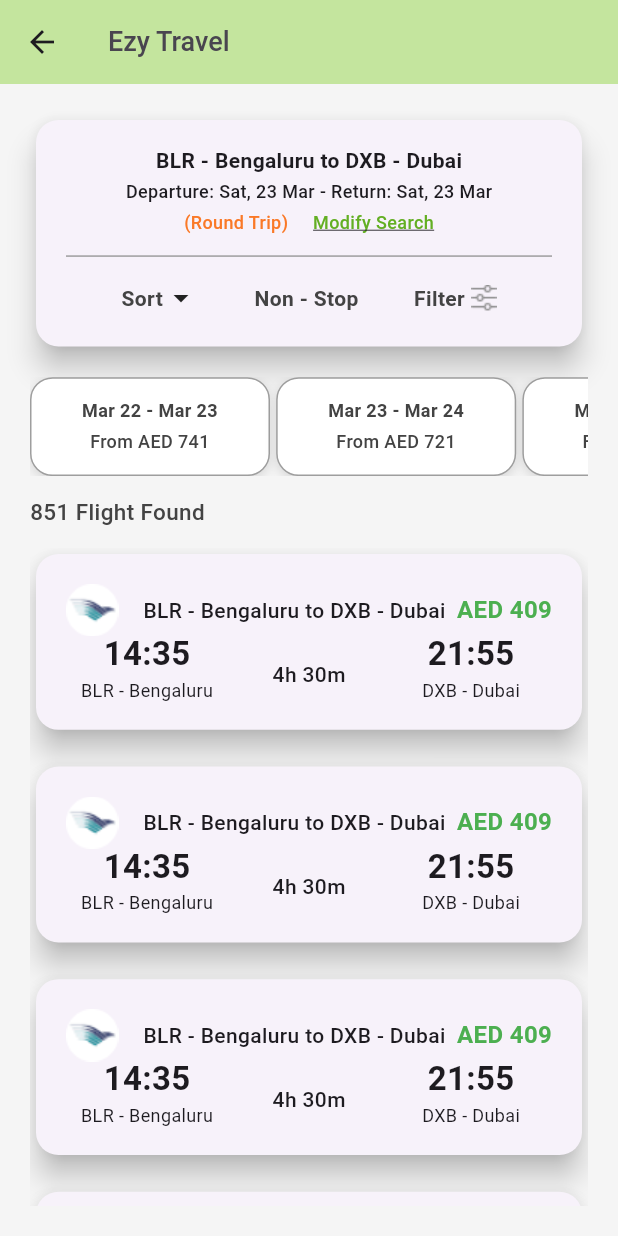
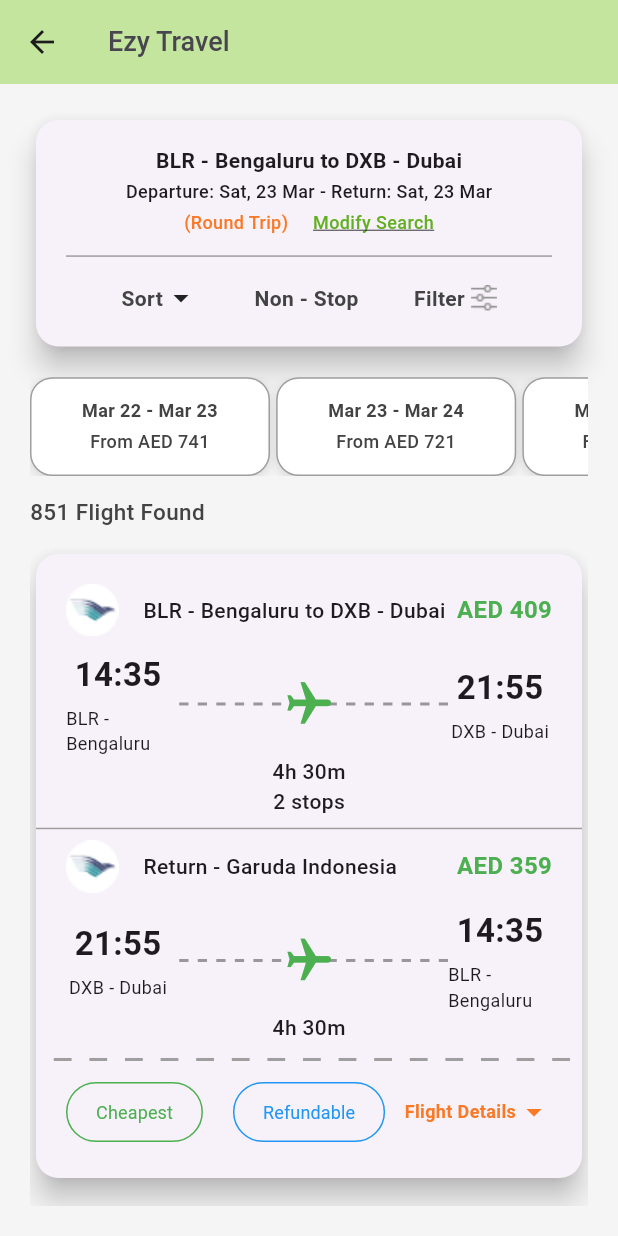
Before and after one commit to joesaniya/flight-book_app, a Flutter app: the TicketView screen opened by its route, on a phone screen of 412 x 824 dp. Run offline on Flutter 3.47's test engine with Material 3 defaults, Android fonts, the phone set to English and light mode, and no system bars; our stand-ins replace get, google_fonts; Roboto replaces fonts that are missing (Metrophobic).

Commit message:
last page completed

```diff
--- /dev/null
+++ b/lib/view/widgets/custom_outlined_button.dart
@@ -0,0 +1,39 @@
+import 'package:flutter/material.dart';
+import 'package:google_fonts/google_fonts.dart';
+
+class CustomOutlinedButton extends StatelessWidget {
+  final String label;
+  final Color borderColor;
+  final Color textColor;
+  final VoidCallback onPressed;
+
+  const CustomOutlinedButton({
+    Key? key,
+    required this.label,
+    required this.borderColor,
+    required this.textColor,
+    required this.onPressed,
+  }) : super(key: key);
+
+  @override
+  Widget build(BuildContext context) {
+    return OutlinedButton(
+      style: OutlinedButton.styleFrom(
+        side: BorderSide(color: borderColor, width: 1),
+        shape: RoundedRectangleBorder(
+          borderRadius: BorderRadius.circular(20),
+        ),
+        padding: const EdgeInsets.symmetric(horizontal: 20, vertical: 10),
+      ),
+      onPressed: onPressed,
+      child: Text(
+        label,
+        style: GoogleFonts.metrophobic(
+          color: textColor,
+          fontSize: 12,
+          fontWeight: FontWeight.w400,
+        ),
+      ),
+    );
+  }
+}
--- a/lib/view/widgets/tickets_widgets.dart
+++ b/lib/view/widgets/tickets_widgets.dart
@@ -1,13 +1,25 @@
 import 'package:flight_booking_app/controller/ticket_controller.dart';
+import 'package:flight_booking_app/utils/app_colors.dart';
+import 'package:flight_booking_app/view/widgets/custom_outlined_button.dart';
 import 'package:flutter/material.dart';
 import 'package:get/get.dart';
 import 'package:google_fonts/google_fonts.dart';
-import 'package:flutter_dash/flutter_dash.dart';
 
 class TicketsWidgets extends StatelessWidget {
   final TicketController controller;
 
   const TicketsWidgets({super.key, required this.controller});
+
+  Widget customDottedLine(Color color) => Row(
+        children: List.generate(
+            300 ~/ 10,
+            (index) => Expanded(
+                  child: Container(
+                    color: index % 2 == 0 ? Colors.transparent : color,
+                    height: 2,
+                  ),
+                )),
+      );
 
   @override
   Widget build(BuildContext context) {
@@ -23,25 +35,21 @@ class TicketsWidgets extends StatelessWidget {
               child: Container(
                 width: MediaQuery.of(context).size.width,
                 alignment: Alignment.center,
-                    padding: EdgeInsets.symmetric(horizontal: 20, vertical: 20),
+                padding: const EdgeInsets.symmetric(vertical: 20),
                 child: Column(
                   children: [
-                        //onward
+                    // Onward details
                     Container(
+                      margin: const EdgeInsets.symmetric(horizontal: 20),
                       child: Column(
                         children: [
-                              Container(
-                                child: Row(
+                          Row(
                             children: [
-                                    Container(
-                                      child: Row(
+                              Row(
                                 children: [
-                                          Image.asset(
-                                              'assets/images/onward.png'),
+                                  Image.asset('assets/images/onward.png'),
                                   SizedBox(
-                                            width: MediaQuery.of(context)
-                                                    .size
-                                                    .width *
+                                    width: MediaQuery.of(context).size.width *
                                         0.04,
                                   ),
                                   Text(
@@ -50,14 +58,11 @@ class TicketsWidgets extends StatelessWidget {
                                       fontSize: 14,
                                       fontWeight: FontWeight.w500,
                                       height: 1,
-                                              decorationStyle:
-                                                  TextDecorationStyle.solid,
                                     ),
                                   ),
                                 ],
                               ),
-                                    ),
-                                    Spacer(),
+                              const Spacer(),
                               Text(
                                 'AED 409',
                                 style: GoogleFonts.metrophobic(
@@ -65,136 +70,282 @@ class TicketsWidgets extends StatelessWidget {
                                   fontSize: 16,
                                   fontWeight: FontWeight.w700,
                                   height: 1,
-                                        decorationStyle:
-                                            TextDecorationStyle.solid,
                                 ),
                               ),
                             ],
                           ),
-                              ),
-                              //dotted
-                              Container(
-                                child: Row(
+                          const SizedBox(height: 10),
+                          // Flight details
+                          Row(
+                            mainAxisAlignment: MainAxisAlignment.spaceBetween,
                             children: [
+                              // Departure
                               Expanded(
-                                      child: Container(
                                 child: Column(
+                                  crossAxisAlignment: CrossAxisAlignment.center,
                                   children: [
                                     Text(
                                       '14:35',
                                       style: GoogleFonts.metrophobic(
                                         fontSize: 22,
                                         fontWeight: FontWeight.w700,
-                                                height: 1,
-                                                decorationStyle:
-                                                    TextDecorationStyle.solid,
                                       ),
                                     ),
-                                            SizedBox(
-                                              height: MediaQuery.of(context)
-                                                      .size
-                                                      .height *
-                                                  0.01,
-                                            ),
+                                    const SizedBox(height: 5),
                                     Text(
                                       'BLR - Bengaluru',
                                       style: GoogleFonts.metrophobic(
                                         fontSize: 12,
                                         fontWeight: FontWeight.w400,
-                                                height: 1,
-                                                decorationStyle:
-                                                    TextDecorationStyle.solid,
                                       ),
                                     ),
                                   ],
                                 ),
                               ),
+                              // Dash
+                              SizedBox(
+                                height:
+                                    MediaQuery.of(context).size.height * 0.08,
+                                width: MediaQuery.of(context).size.width * 0.45,
+                                child: Stack(
+                                  children: [
+                                    Center(
+                                      child: customDottedLine(Colors.black38),
                                     ),
-                                    Expanded(
-                                      child: Container(
-                                        child: Column(
-                                          children: [
-                                            /*Expanded(
-                                              child: Container(
-                                                child: Row(
-                                                  children: [
-                                                    Dash(
-                                                      direction:
-                                                          Axis.horizontal,
-                                                      dashLength: 8,
-                                                      dashColor: Colors.grey,
-                                                      dashGap: 4,
-                                                      dashThickness: 2,
+                                    const Center(
+                                      child: RotatedBox(
+                                        quarterTurns: 1,
+                                        child: Icon(
+                                          Icons.flight,
+                                          size: 35,
+                                          color: Colors.green,
                                         ),
-                                                    Dash(
-                                                      direction:
-                                                          Axis.horizontal,
-                                                      dashLength: 8,
-                                                      dashColor: Colors.grey,
-                                                      dashGap: 4,
-                                                      dashThickness: 2,
-                                                    ),
-                                                  ],
-                                                ),
-                                              ),
-                                            ),*/
-                                            SizedBox(
-                                              height: MediaQuery.of(context)
-                                                      .size
-                                                      .height *
-                                                  0.01,
-                                            ),
-                                            Text(
-                                              '4h 30m',
-                                              style: GoogleFonts.metrophobic(
-                                                fontSize: 14,
-                                                fontWeight: FontWeight.w500,
-                                                height: 1,
-                                                decorationStyle:
-                                                    TextDecorationStyle.solid,
                                       ),
                                     ),
                                   ],
                                 ),
                               ),
-                                    ),
+
+                              // Arrival
                               Expanded(
-                                      child: Container(
                                 child: Column(
+                                  crossAxisAlignment: CrossAxisAlignment.center,
                                   children: [
                                     Text(
                                       '21:55',
                                       style: GoogleFonts.metrophobic(
                                         fontSize: 22,
                                         fontWeight: FontWeight.w700,
-                                                height: 1,
-                                                decorationStyle:
-                                                    TextDecorationStyle.solid,
                                       ),
                                     ),
-                                            SizedBox(
-                                              height: MediaQuery.of(context)
-                                                      .size
-                                                      .height *
-                                                  0.01,
-                                            ),
+                                    const SizedBox(height: 5),
                                     Text(
                                       'DXB - Dubai',
                                       style: GoogleFonts.metrophobic(
                                         fontSize: 12,
                                         fontWeight: FontWeight.w400,
-                                                height: 1,
-                                                decorationStyle:
-                                                    TextDecorationStyle.solid,
                                       ),
                                     ),
                                   ],
+                                ),
+                              ),
+                            ],
+                          ),
+                          // duration
+                          Text(
+                            '4h 30m',
+                            style: GoogleFonts.metrophobic(
+                              fontSize: 14,
+                              fontWeight: FontWeight.w500,
+                            ),
+                          ),
+                          Text(
+                            '2 stops',
+                            style: GoogleFonts.metrophobic(
+                              fontSize: 14,
+                              fontWeight: FontWeight.w500,
+                            ),
+                          ),
+                        ],
+                      ),
+                    ),
+
+                    Divider(
+                      color: Colors.grey,
+                    ),
+                    //return details
+                    Container(
+                      margin: const EdgeInsets.symmetric(horizontal: 20),
+                      child: Column(
+                        children: [
+                          Row(
+                            children: [
+                              Row(
+                                children: [
+                                  Image.asset('assets/images/onward.png'),
+                                  SizedBox(
+                                    width: MediaQuery.of(context).size.width *
+                                        0.04,
+                                  ),
+                                  Text(
+                                    'Return - Garuda Indonesia',
+                                    style: GoogleFonts.metrophobic(
+                                      fontSize: 14,
+                                      fontWeight: FontWeight.w500,
+                                      height: 1,
+                                    ),
+                                  ),
+                                ],
+                              ),
+                              const Spacer(),
+                              Text(
+                                'AED 359',
+                                style: GoogleFonts.metrophobic(
+                                  color: Colors.green,
+                                  fontSize: 16,
+                                  fontWeight: FontWeight.w700,
+                                  height: 1,
+                                ),
+                              ),
+                            ],
+                          ),
+                          const SizedBox(height: 10),
+                          // Flight details
+                          Row(
+                            mainAxisAlignment: MainAxisAlignment.spaceBetween,
+                            children: [
+                              Expanded(
+                                child: Column(
+                                  crossAxisAlignment: CrossAxisAlignment.center,
+                                  children: [
+                                    Text(
+                                      '21:55',
+                                      style: GoogleFonts.metrophobic(
+                                        fontSize: 22,
+                                        fontWeight: FontWeight.w700,
+                                      ),
+                                    ),
+                                    const SizedBox(height: 5),
+                                    Text(
+                                      'DXB - Dubai',
+                                      style: GoogleFonts.metrophobic(
+                                        fontSize: 12,
+                                        fontWeight: FontWeight.w400,
+                                      ),
+                                    ),
+                                  ],
+                                ),
+                              ),
+                              // Dash
+                              SizedBox(
+                                height:
+                                    MediaQuery.of(context).size.height * 0.08,
+                                width: MediaQuery.of(context).size.width * 0.45,
+                                child: Stack(
+                                  children: [
+                                    Center(
+                                      child: customDottedLine(Colors.black38),
+                                    ),
+                                    const Center(
+                                      child: RotatedBox(
+                                        quarterTurns: 1,
+                                        child: Icon(
+                                          Icons.flight,
+                                          size: 35,
+                                          // color: Color.fromRGBO(23, 48, 86, 1),
+                                          color: Colors.green,
                                         ),
                                       ),
                                     ),
                                   ],
                                 ),
                               ),
+
+                              // Arrival
+                              Expanded(
+                                child: Column(
+                                  crossAxisAlignment: CrossAxisAlignment.center,
+                                  children: [
+                                    Text(
+                                      '14:35',
+                                      style: GoogleFonts.metrophobic(
+                                        fontSize: 22,
+                                        fontWeight: FontWeight.w700,
+                                      ),
+                                    ),
+                                    const SizedBox(height: 5),
+                                    Text(
+                                      'BLR - Bengaluru',
+                                      style: GoogleFonts.metrophobic(
+                                        fontSize: 12,
+                                        fontWeight: FontWeight.w400,
+                                      ),
+                                    ),
+                                  ],
+                                ),
+                              ),
+                            ],
+                          ),
+                          // duration
+                          Text(
+                            '4h 30m',
+                            style: GoogleFonts.metrophobic(
+                              fontSize: 14,
+                              fontWeight: FontWeight.w500,
+                            ),
+                          ),
+                        ],
+                      ),
+                    ),
+                    Padding(
+                      padding:
+                          const EdgeInsets.only(right: 8, top: 10, bottom: 10),
+                      child: customDottedLine(Colors.grey),
+                    ),
+
+                    Container(
+                      margin: const EdgeInsets.symmetric(horizontal: 20),
+                      child: Row(
+                        mainAxisAlignment: MainAxisAlignment.spaceBetween,
+                        children: [
+                          Container(
+                            child: Row(
+                              children: [
+                                CustomOutlinedButton(
+                                  label: 'Cheapest',
+                                  borderColor: Colors.green,
+                                  textColor: Colors.green,
+                                  onPressed: () {},
+                                ),
+                                const SizedBox(width: 20),
+                                CustomOutlinedButton(
+                                  label: 'Refundable',
+                                  borderColor: Colors.blue,
+                                  textColor: Colors.blue,
+                                  onPressed: () {},
+                                ),
+                              ],
+                            ),
+                          ),
+                          Container(
+                            child: Row(
+                              children: [
+                                Text(
+                                  'Flight Details',
+                                  style: GoogleFonts.metrophobic(
+                                    fontSize: 12,
+                                    fontWeight: FontWeight.w600,
+                                    height: 1,
+                                    color: AppColors.orangeColor,
+                                  ),
+                                ),
+                                Icon(
+                                  Icons.arrow_drop_down,
+                                  color: AppColors.orangeColor,
+                                )
+                              ],
+                            ),
+                          )
                         ],
                       ),
                     )
@@ -203,9 +354,12 @@ class TicketsWidgets extends StatelessWidget {
               ),
             );
           },
-              separatorBuilder: (context, index) =>
-                  SizedBox(height: MediaQuery.of(context).size.height * 0.02),
-              itemCount: 10));
+          separatorBuilder: (context, index) => SizedBox(
+            height: MediaQuery.of(context).size.height * 0.02,
+          ),
+          itemCount: 10,
+        ),
+      );
     });
   }
 }
--- a/pubspec.yaml
+++ b/pubspec.yaml
@@ -38,7 +38,6 @@ dependencies:
   get: ^4.6.6
   google_fonts: ^6.2.1
   intl: ^0.20.1
-  flutter_dash: ^1.0.0
 
 dev_dependencies:
   flutter_test:
```
Also changed, not shown: pubspec.lock. Lines whose indentation alone changed are shown as unchanged.
